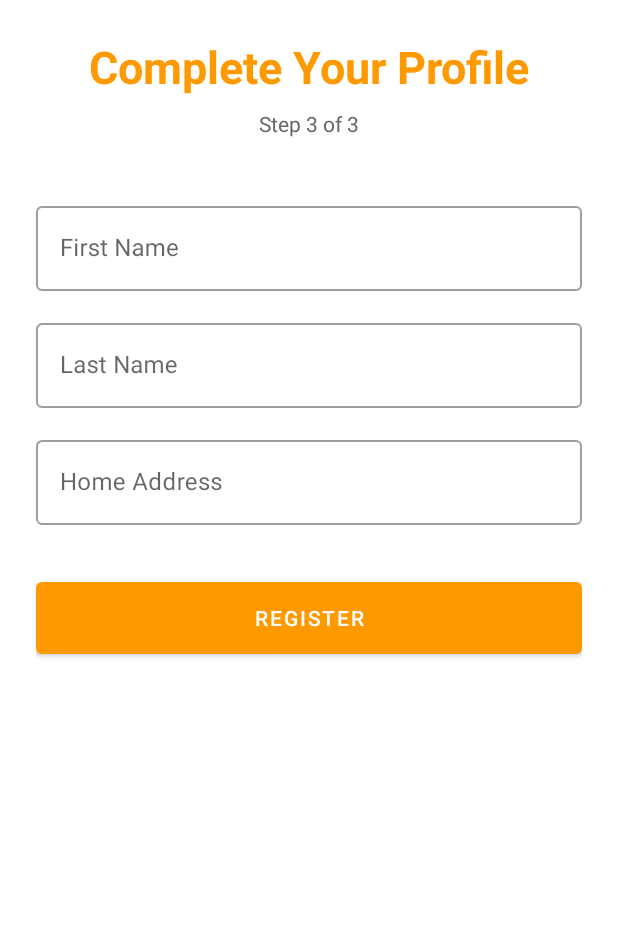
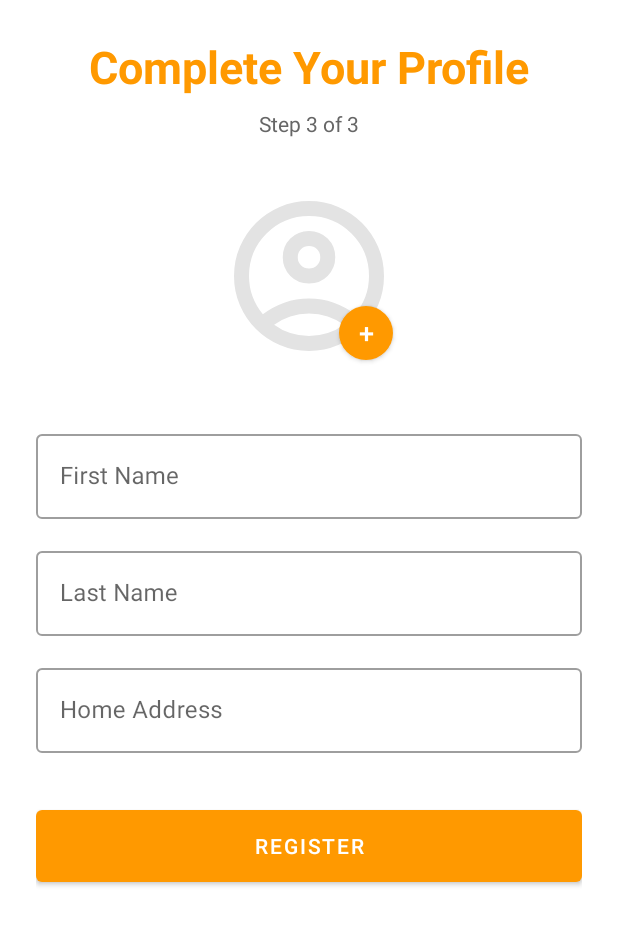
Before and after one commit to kzi-nastava/mrs-team18-FleetForge, an Android app: the fragment RegisterProfileFragment placed in its activity, on a phone screen of 412 x 824 dp. Shown: the top 925 px of the screen. Run offline under Robolectric (Android 15) with nearby library versions, the phone set to English and light mode, and no system bars.

Commit message:
feat(mobile): Add profile picture input ui in RegisterProfileFragment

```diff
--- a/mobile/app/src/main/java/com/ognjen/fleetforge/RegisterProfileFragment.java
+++ b/mobile/app/src/main/java/com/ognjen/fleetforge/RegisterProfileFragment.java
@@ -1,5 +1,6 @@
 package com.ognjen.fleetforge;
 
+import android.content.Intent;
 import android.os.Bundle;
 
 import androidx.fragment.app.Fragment;
@@ -8,11 +9,24 @@ import android.view.LayoutInflater;
 import android.view.View;
 import android.view.ViewGroup;
 
+import com.google.android.material.button.MaterialButton;
+
 public class RegisterProfileFragment extends Fragment {
 
     @Override
     public View onCreateView(LayoutInflater inflater, ViewGroup container,
                              Bundle savedInstanceState) {
-        return inflater.inflate(R.layout.fragment_register_profile, container, false);
+        View view = inflater.inflate(R.layout.fragment_register_profile, container, false);
+
+        MaterialButton btnRegister = view.findViewById(R.id.btn_register);
+
+        btnRegister.setOnClickListener(v -> {
+            Intent intent = new Intent(requireActivity(), LoginActivity.class);
+            intent.addFlags(Intent.FLAG_ACTIVITY_NEW_TASK | Intent.FLAG_ACTIVITY_CLEAR_TASK);
+            startActivity(intent);
+            requireActivity().finish();
+        });
+
+        return view;
     }
 }
--- a/mobile/app/src/main/res/layout/fragment_register_profile.xml
+++ b/mobile/app/src/main/res/layout/fragment_register_profile.xml
@@ -1,6 +1,7 @@
 <?xml version="1.0" encoding="utf-8"?>
 <ScrollView xmlns:android="http://schemas.android.com/apk/res/android"
     xmlns:app="http://schemas.android.com/apk/res-auto"
+    xmlns:tools="http://schemas.android.com/tools"
     android:layout_width="match_parent"
     android:layout_height="match_parent">
 
@@ -33,13 +34,59 @@
             app:layout_constraintStart_toStartOf="parent"
             app:layout_constraintEnd_toEndOf="parent" />
 
+        <!-- Profile image section -->
+        <FrameLayout
+            android:id="@+id/profile_image_container"
+            android:layout_width="120dp"
+            android:layout_height="120dp"
+            android:layout_marginTop="32dp"
+            android:clickable="true"
+            android:focusable="true"
+            android:foreground="?attr/selectableItemBackground"
+            app:layout_constraintTop_toBottomOf="@id/tv_step"
+            app:layout_constraintStart_toStartOf="parent"
+            app:layout_constraintEnd_toEndOf="parent">
+
+            <com.google.android.material.imageview.ShapeableImageView
+                android:id="@+id/iv_profile"
+                android:layout_width="match_parent"
+                android:layout_height="match_parent"
+                android:scaleType="centerCrop"
+                android:src="@drawable/profile"
+                android:backgroundTint="#E0E0E0"
+                app:shapeAppearance="@style/ShapeAppearance.Material3.Corner.Full" />
+
+            <com.google.android.material.button.MaterialButton
+                android:id="@+id/btn_add_photo"
+                android:layout_width="36dp"
+                android:layout_height="36dp"
+                android:text="+"
+                android:textSize="18sp"
+                android:minWidth="0dp"
+                android:minHeight="0dp"
+                android:padding="0dp"
+                android:insetLeft="0dp"
+                android:insetRight="0dp"
+                android:insetTop="0dp"
+                android:insetBottom="0dp"
+                app:iconPadding="0dp"
+                app:cornerRadius="18dp"
+                app:backgroundTint="@color/colorPrimary"
+                android:textColor="@android:color/white"
+                android:layout_gravity="bottom|end"
+                android:layout_margin="4dp"
+                android:clickable="false"
+                android:focusable="false"
+                tools:ignore="HardcodedText" />
+        </FrameLayout>
+
         <com.google.android.material.textfield.TextInputLayout
             android:id="@+id/til_first_name"
             android:layout_width="0dp"
             android:layout_height="wrap_content"
             android:layout_marginTop="40dp"
             style="@style/Widget.MaterialComponents.TextInputLayout.OutlinedBox"
-            app:layout_constraintTop_toBottomOf="@id/tv_step"
+            app:layout_constraintTop_toBottomOf="@id/profile_image_container"
             app:layout_constraintStart_toStartOf="parent"
             app:layout_constraintEnd_toEndOf="parent">
 
```
